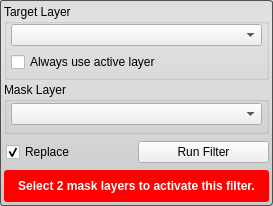
This is src/Interface/ToolInterface/OrFilterInterface.ui in jessdtate/Seg3D as Qt 5 draws it before an edit. The edited form follows.
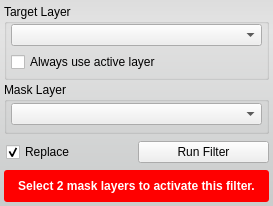
This is the edited form. Custom widgets are drawn as their Qt base class.

Diff of the .ui file:
```diff
--- a/src/Interface/ToolInterface/OrFilterInterface.ui
+++ b/src/Interface/ToolInterface/OrFilterInterface.ui
@@ -22,7 +22,6 @@
   <property name="styleSheet">
    <string notr="true">QWidget#OrFilterInterface{
 	border-radius: 3px;
-	border: 1px solid rgb(80, 80,80);
 	background-color: qlineargradient(spread:pad, x1:0.5, y1:0, x2:0.5, y2:0.960227, stop:0 rgba(221, 221, 221, 255), stop:0.155779 rgba(228, 228, 228, 255), stop:1 rgba(202, 204, 204, 255));      
 }</string>
   </property>
```
